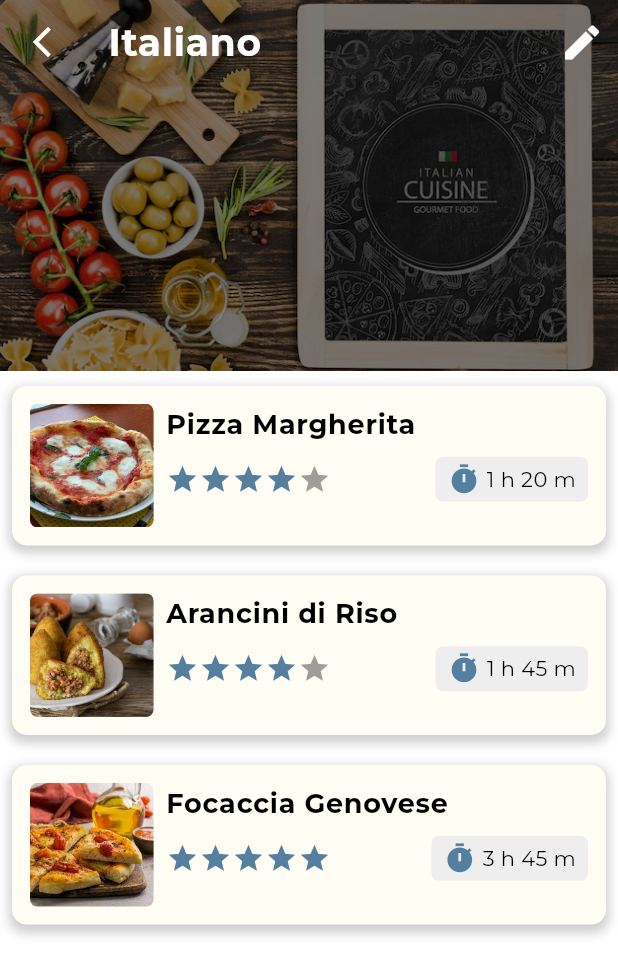
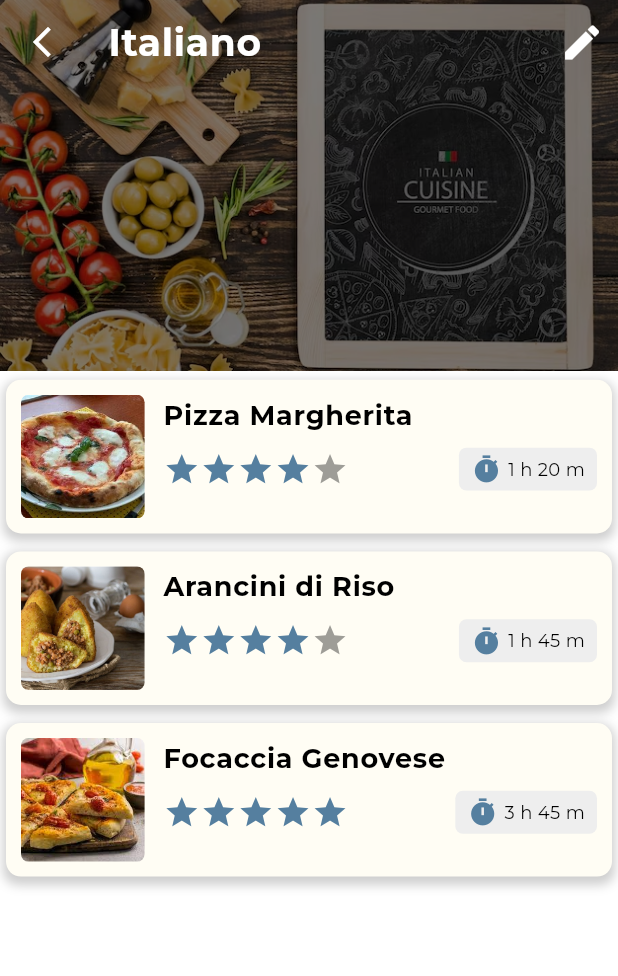
Before and after one commit to g4ix/ChefsPocket, a Flutter app: the DirectoryPage screen opened directly with sample values from the repository, on a phone screen of 412 x 824 dp. Shown: the top 976 px of the screen. Run offline on Flutter 3.47's test engine with Material 3 defaults, Android fonts, the phone set to English and light mode, and no system bars; drawn by our look-alikes of flutter_rating_bar; our stand-ins replace dotted_border, google_fonts, image_picker, material_design_icons_flutter, table_calendar.

Commit message:
Sistemati i risultati della ricerca dei filtri.

```diff
--- a/chefs_pocket/lib/components/saved/recipe_saved_element.dart
+++ b/chefs_pocket/lib/components/saved/recipe_saved_element.dart
@@ -32,11 +32,11 @@ class _RecipeSavedElementState extends State<RecipeSavedElement> {
         );
       },
       child: Padding(
-        padding: const EdgeInsets.all(8.0), // Add the desired padding value
+        padding: const EdgeInsets.all(4),
         child: Stack(
           children: [
             Container(
-              padding: const EdgeInsets.all(12.0),
+              padding: const EdgeInsets.all(10.0),
               decoration: BoxDecoration(
                 borderRadius: BorderRadius.circular(10.0),
                 color: const Color(0xFFFFFDF4),
@@ -63,7 +63,7 @@ class _RecipeSavedElementState extends State<RecipeSavedElement> {
                       ), // Add the desired border radius value
                     ),
                   ),
-                   SizedBox(width: MediaQuery.of(context).size.width * 0.02),
+                  SizedBox(width: MediaQuery.of(context).size.width * 0.03),
                   Expanded(
                     child: Column(
                       crossAxisAlignment: CrossAxisAlignment.start,
@@ -87,7 +87,7 @@ class _RecipeSavedElementState extends State<RecipeSavedElement> {
                             color: Color(0xFF557F9F),
                             ),
                             itemCount: 5,
-                              itemSize: 22,
+                            itemSize: MediaQuery.of(context).size.width * 0.06, // Set the desired size relative to the screen width
                             direction: Axis.horizontal,
                           ),
                           SizedBox(width: MediaQuery.of(context).size.width * 0.02),
@@ -100,11 +100,13 @@ class _RecipeSavedElementState extends State<RecipeSavedElement> {
                             ),
                             child: Row(
                             children: [
-                                  const Icon(Icons.timer,
-                                      color: Color(0xFF557F9F), size: 22,),
+                               Icon(Icons.timer,
+                                color: Color(0xFF557F9F), size: MediaQuery.of(context).size.width * 0.05),
                               SizedBox(width: MediaQuery.of(context).size.width * 0.01),
                               Text(
-                                      '${widget.recipe.totalTime.inHours} h ${widget.recipe.totalTime.inMinutes.remainder(60)} m'),
+                                '${widget.recipe.totalTime.inHours} h ${widget.recipe.totalTime.inMinutes.remainder(60)} m',
+                                style: TextStyle(fontSize: 12),
+                              ),
                             ],
                             ),
                           ),
--- a/chefs_pocket/lib/screens/recipe_page.dart
+++ b/chefs_pocket/lib/screens/recipe_page.dart
@@ -28,6 +28,7 @@ class _RecipePageState extends State<RecipePage> {
       length: 2,
       child: Scaffold(
         appBar: AppBar(
+          backgroundColor: Color(0xFFFFFDF4),
           leading: IconButton(
             icon: Icon(Icons.arrow_back_ios_new),
             onPressed: () {
--- a/chefs_pocket/lib/screens/saved.dart
+++ b/chefs_pocket/lib/screens/saved.dart
@@ -592,6 +592,8 @@ class _SavedScreenState extends State<SavedScreen> {
 
   Widget buildFilteredRecipes() {
     return Column(
+      crossAxisAlignment: CrossAxisAlignment.start,
+      mainAxisSize: MainAxisSize.min,
       children: [
         Wrap(
           alignment: WrapAlignment.start,
```
Lines whose indentation alone changed are shown as unchanged.
